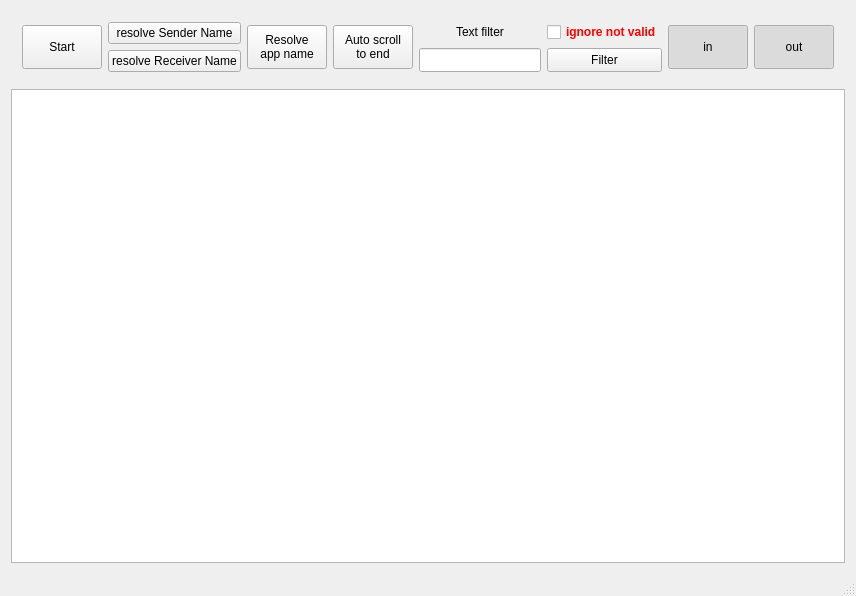
This is mainwindow.ui in jeyboy/sniffer as Qt 5 draws it before an edit. The edited form follows.
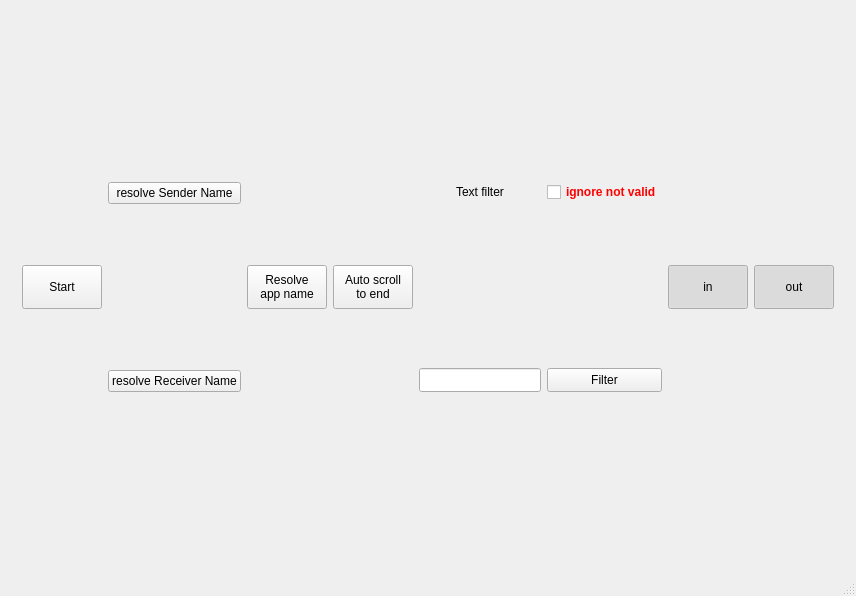
This is the edited form.

```diff
--- a/mainwindow.ui
+++ b/mainwindow.ui
@@ -202,9 +202,6 @@
       </layout>
      </widget>
     </item>
-    <item>
-     <widget class="QTableWidget" name="table"/>
-    </item>
    </layout>
   </widget>
   <widget class="QMenuBar" name="menuBar">
```
